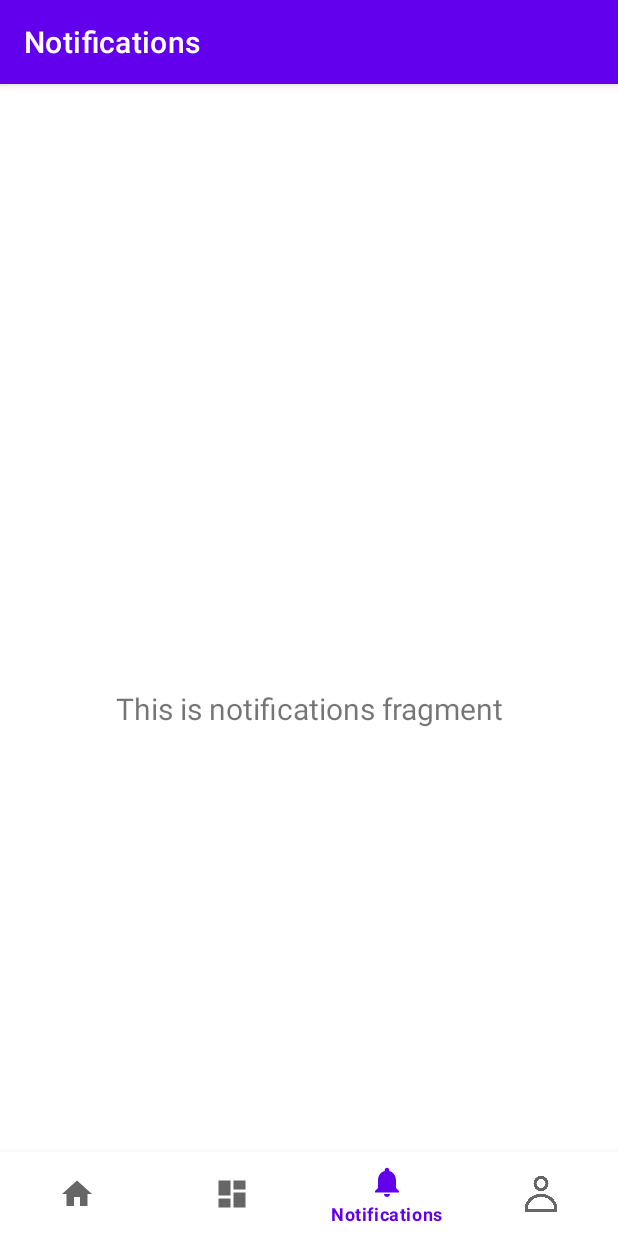
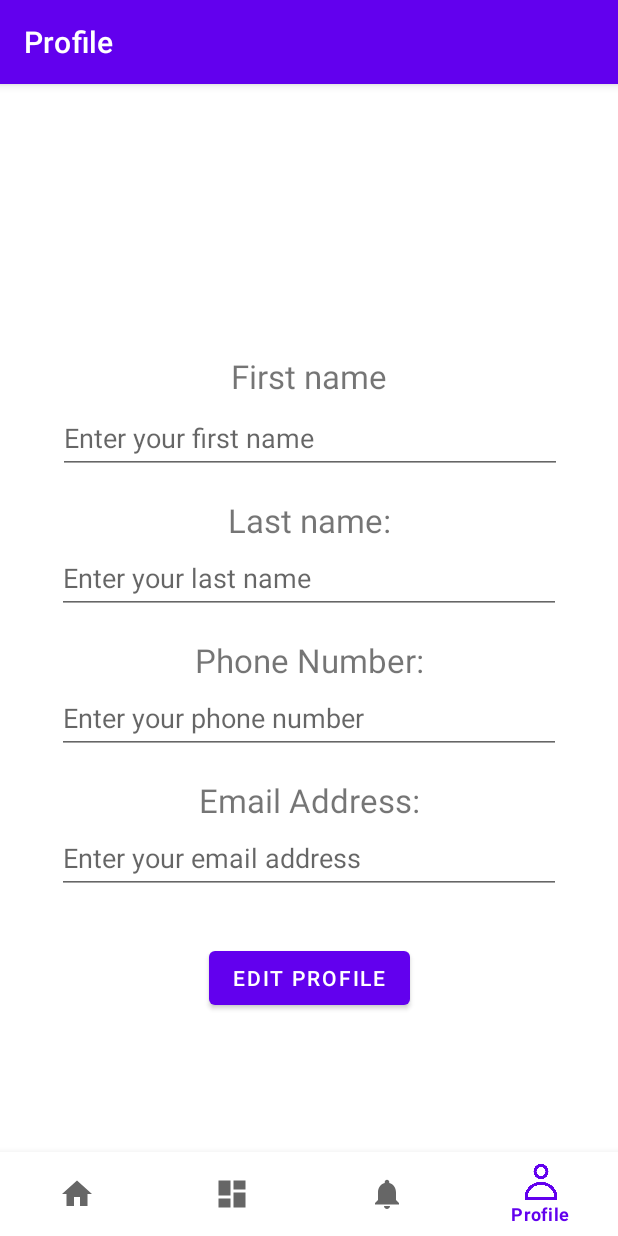
Before and after one commit to CMPUT301F24potato0/potato0-project, an Android app: the screen it shows after launch (MainActivity), item 4 of the bottom bar chosen, on a phone screen of 412 x 824 dp. Run offline under Robolectric (Android 15) with nearby library versions, the phone set to English and light mode, and no system bars; our stand-ins replace Firebase (no records; nobody signed in at launch, a user with empty details on screens opened directly), navigation-ui.

Commit message:
Added navigation between pages

```diff
--- /dev/null
+++ b/app/src/main/java/com/example/eventlottery/AndroidID.java
@@ -0,0 +1,15 @@
+package com.example.eventlottery;
+
+import android.content.Context;
+import android.provider.Settings;
+
+public class AndroidID {
+    public static final String ANDROID_ID_KEY = "android_id";
+    private static String androidID = "";
+    public String getAndroidId(Context context) {
+        if (androidID.isEmpty()) {
+            androidID = Settings.Secure.getString(context.getContentResolver(), Settings.Secure.ANDROID_ID);
+        }
+        return androidID;
+    }
+}
--- a/app/src/main/java/com/example/eventlottery/MainActivity.java
+++ b/app/src/main/java/com/example/eventlottery/MainActivity.java
@@ -1,14 +1,9 @@
 package com.example.eventlottery;
 
-import android.graphics.Bitmap;
-import android.graphics.BitmapFactory;
 import android.os.Bundle;
 
-import com.google.android.gms.tasks.OnSuccessListener;
 import com.google.android.material.bottomnavigation.BottomNavigationView;
 
-import androidx.annotation.NonNull;
-import androidx.annotation.Nullable;
 import androidx.appcompat.app.AppCompatActivity;
 import androidx.navigation.NavController;
 import androidx.navigation.Navigation;
@@ -19,22 +14,8 @@ import com.example.eventlottery.databinding.ActivityMainBinding;
 import com.google.firebase.firestore.CollectionReference;
 import com.google.firebase.firestore.FirebaseFirestore;
 
-import java.io.ByteArrayOutputStream;
-import java.io.File;
-import java.io.FileInputStream;
-import java.io.FileNotFoundException;
-import java.io.IOException;
-import java.io.InputStream;
 import java.util.ArrayList;
-import java.util.Collection;
 import java.util.HashMap;
-import java.util.Iterator;
-import java.util.Set;
-
-import android.provider.Settings;
-import android.util.Base64;
-import android.util.Log;
-import android.os.FileUtils;
 
 
 public class MainActivity extends AppCompatActivity {
@@ -59,36 +40,19 @@ public class MainActivity extends AppCompatActivity {
         // Passing each menu ID as a set of Ids because each
         // menu should be considered as top level destinations.
         AppBarConfiguration appBarConfiguration = new AppBarConfiguration.Builder(
-                R.id.navigation_home, R.id.navigation_dashboard, R.id.navigation_notifications)
+                R.id.navigation_home, R.id.navigation_dashboard, R.id.navigation_notifications, R.id.navigation_profile)
                 .build();
         NavController navController = Navigation.findNavController(this, R.id.nav_host_fragment_activity_main);
         NavigationUI.setupActionBarWithNavController(this, navController, appBarConfiguration);
         NavigationUI.setupWithNavController(binding.navView, navController);
-        androidID = getAndroidID();
+
+        androidID = new AndroidID().getAndroidId(this);
 
         db = FirebaseFirestore.getInstance();
         userRef = db.collection("users");
         photosRef = db.collection("photos");
 
 
-        // This was taken from https://firebase.google.com/docs/firestore/manage-data/add-data#data_types October 18 2024
-        HashMap<String, Object> user_data = new HashMap<>();
-        user_data.put("android_id", androidID);
-        user_data.put("f_name", "Chirayu");
-        user_data.put("l_name", "Shah");
-        user_data.put("email", "cshah1@ualberta.ca");
-        user_data.put("isAdmin", true);
 
-        userRef.document("admin_1").set(user_data).addOnSuccessListener(new OnSuccessListener<Void>() {
-            @Override
-            public void onSuccess(Void unused) {
-                Log.d("Firestore", "Document successfully written");
-            }
-        });
-    }
-    // The following function is from:
-    private String getAndroidID(){
-        // https://www.geeksforgeeks.org/how-to-fetch-device-id-in-android-programmatically/
-        return Settings.Secure.getString(getContentResolver(), Settings.Secure.ANDROID_ID);
     }
 }
--- a/app/src/main/java/com/example/eventlottery/ui/profilepage/ProfilePage.java
+++ b/app/src/main/java/com/example/eventlottery/ui/profilepage/ProfilePage.java
@@ -16,26 +16,42 @@ import android.widget.TextView;
 import com.example.eventlottery.R;
 import com.example.eventlottery.databinding.FragmentProfilePageBinding;
 
+import com.google.firebase.firestore.CollectionReference;
+import com.google.firebase.firestore.FirebaseFirestore;
+
+import android.widget.Button;
+
 public class ProfilePage extends Fragment {
 
     private ProfilePageViewModel mViewModel;
 
     private FragmentProfilePageBinding binding;
 
+    private FirebaseFirestore db;
+
+    private Button saveButton;
+
     public static ProfilePage newInstance() {
         return new ProfilePage();
     }
+
 
     @Override
     public View onCreateView(@NonNull LayoutInflater inflater, @Nullable ViewGroup container,
                              @Nullable Bundle savedInstanceState) {
 
+        db = FirebaseFirestore.getInstance();
+
+        CollectionReference userRef = db.collection("users");
 
         binding = FragmentProfilePageBinding.inflate(inflater, container, false);
         View root = binding.getRoot();
 
         final TextView textView = binding.fNameTextView;
-        mViewModel.getText().observe(getViewLifecycleOwner(), textView::setText);
+
+        mViewModel = new ViewModelProvider(this).get(ProfilePageViewModel.class);
+        // TODO: Use the ViewModel
+
         return inflater.inflate(R.layout.fragment_profile_page, container, false);
     }
 
@@ -57,3 +73,20 @@ public class ProfilePage extends Fragment {
         binding = null;
     }
 }
+
+/*
+// This was taken from https://firebase.google.com/docs/firestore/manage-data/add-data#data_types October 18 2024
+        HashMap<String, Object> user_data = new HashMap<>();
+        user_data.put("android_id", androidID);
+        user_data.put("f_name", "Chirayu");
+        user_data.put("l_name", "Shah");
+        user_data.put("email", "cshah1@ualberta.ca");
+        user_data.put("isAdmin", true);
+
+        userRef.document("admin_1").set(user_data).addOnSuccessListener(new OnSuccessListener<Void>() {
+            @Override
+            public void onSuccess(Void unused) {
+                Log.d("Firestore", "Document successfully written");
+            }
+        });
+ */
--- a/app/src/main/res/layout/fragment_profile_page.xml
+++ b/app/src/main/res/layout/fragment_profile_page.xml
@@ -13,56 +13,74 @@
         android:id="@+id/fNameTextView"
         android:layout_width="wrap_content"
         android:layout_height="wrap_content"
+        android:layout_marginTop="124dp"
         android:text="@string/profile_page_first_name"
         android:textSize="22dp"
-        app:layout_constraintBottom_toTopOf="@+id/fNameEditText"
-        tools:layout_editor_absoluteX="20dp" />
-
-    <!-- Last Name -->
+        app:layout_constraintEnd_toEndOf="parent"
+        app:layout_constraintStart_toStartOf="parent"
+        app:layout_constraintTop_toTopOf="parent"
+        tools:ignore="MissingConstraints" />
 
     <EditText
         android:id="@+id/fNameEditText"
+        android:layout_width="336dp"
         android:layout_height="wrap_content"
-        android:layout_marginTop="240dp"
+        android:layout_marginTop="156dp"
         android:hint="Enter your first name"
         android:inputType="text"
+        android:minHeight="48dp"
+        app:layout_constraintEnd_toEndOf="parent"
+        app:layout_constraintHorizontal_bias="0.506"
         app:layout_constraintStart_toStartOf="parent"
-        app:layout_constraintTop_toTopOf="parent"/>
+        app:layout_constraintTop_toTopOf="parent" />
+
+    <!-- Last Name -->
 
     <TextView
         android:id="@+id/lNameTextView"
         android:layout_width="wrap_content"
         android:layout_height="wrap_content"
-        android:layout_marginTop="32dp"
+        android:layout_marginTop="16dp"
         android:text="@string/profile_page_last_name"
         android:textSize="22dp"
+        app:layout_constraintEnd_toEndOf="parent"
+        app:layout_constraintStart_toStartOf="parent"
         app:layout_constraintTop_toBottomOf="@+id/fNameEditText"
-        tools:layout_editor_absoluteX="20dp" />
+        tools:ignore="MissingConstraints" />
 
     <EditText
         android:id="@+id/lNameEditText"
+        android:layout_width="336dp"
         android:layout_height="wrap_content"
         android:hint="Enter your last name"
         android:inputType="text"
+        android:minHeight="48dp"
+        app:layout_constraintEnd_toEndOf="parent"
         app:layout_constraintStart_toStartOf="parent"
         app:layout_constraintTop_toBottomOf="@+id/lNameTextView" />
 
     <!-- Phone Number -->
+
     <TextView
         android:id="@+id/phoneTextView"
         android:layout_width="wrap_content"
         android:layout_height="wrap_content"
-        android:layout_marginTop="32dp"
+        android:layout_marginTop="16dp"
         android:text="@string/profile_page_phone_number"
         android:textSize="22dp"
+        app:layout_constraintEnd_toEndOf="parent"
+        app:layout_constraintStart_toStartOf="parent"
         app:layout_constraintTop_toBottomOf="@+id/lNameEditText"
-        tools:layout_editor_absoluteX="20dp" />
+        tools:ignore="MissingConstraints" />
 
     <EditText
         android:id="@+id/phoneEditText"
+        android:layout_width="336dp"
         android:layout_height="wrap_content"
         android:hint="Enter your phone number"
         android:inputType="phone"
+        android:minHeight="48dp"
+        app:layout_constraintEnd_toEndOf="parent"
         app:layout_constraintStart_toStartOf="parent"
         app:layout_constraintTop_toBottomOf="@+id/phoneTextView" />
 
@@ -72,33 +90,25 @@
         android:id="@+id/emailTextView"
         android:layout_width="wrap_content"
         android:layout_height="wrap_content"
-        android:layout_marginTop="32dp"
+        android:layout_marginTop="16dp"
         android:text="@string/profile_page_email"
         android:textSize="22dp"
+        app:layout_constraintEnd_toEndOf="parent"
+        app:layout_constraintStart_toStartOf="parent"
         app:layout_constraintTop_toBottomOf="@+id/phoneEditText"
-        tools:layout_editor_absoluteX="20dp" />
+        tools:ignore="MissingConstraints" />
 
     <EditText
         android:id="@+id/emailEditText"
+        android:layout_width="336dp"
         android:layout_height="wrap_content"
         android:hint="Enter your email address"
         android:inputType="text"
+        android:minHeight="48dp"
+        app:layout_constraintEnd_toEndOf="parent"
         app:layout_constraintStart_toStartOf="parent"
         app:layout_constraintTop_toBottomOf="@+id/emailTextView" />
 
-    <androidx.constraintlayout.widget.Guideline
-        android:id="@+id/guideLineRight"
-        android:layout_width="wrap_content"
-        android:layout_height="wrap_content"
-        android:orientation="vertical"
-        app:layout_constraintGuide_begin="20dp" />
-
-    <androidx.constraintlayout.widget.Guideline
-        android:id="@+id/guideLineLeft"
-        android:layout_width="wrap_content"
-        android:layout_height="wrap_content"
-        android:orientation="vertical"
-        app:layout_constraintGuide_end="20dp" />
 
     <Button
         android:id="@+id/saveProfileBtn"
@@ -106,15 +116,23 @@
         android:layout_height="wrap_content"
         android:layout_marginTop="32dp"
         android:text="Edit Profile"
-        app:layout_constraintTop_toBottomOf="@+id/emailEditText" />
+        app:layout_constraintBottom_toBottomOf="parent"
+        app:layout_constraintEnd_toEndOf="parent"
+        app:layout_constraintStart_toStartOf="parent"
+        app:layout_constraintTop_toBottomOf="@+id/emailEditText"
+        app:layout_constraintVertical_bias="0.0"
+        tools:ignore="MissingConstraints" />
 
     <ImageView
         android:id="@+id/profilePicture"
-        android:layout_width="wrap_content"
-        android:layout_height="wrap_content"
+        android:layout_width="87dp"
+        android:layout_height="81dp"
         app:layout_constraintBottom_toTopOf="@+id/fNameTextView"
-
+        app:layout_constraintEnd_toEndOf="parent"
+        app:layout_constraintStart_toStartOf="parent"
         app:layout_constraintTop_toTopOf="parent"
+        app:layout_constraintVertical_bias="0.697"
+        tools:ignore="MissingConstraints"
         tools:src="@tools:sample/avatars" />
 
 </androidx.constraintlayout.widget.ConstraintLayout>
--- a/app/src/main/res/navigation/mobile_navigation.xml
+++ b/app/src/main/res/navigation/mobile_navigation.xml
@@ -22,4 +22,9 @@
         android:name="com.example.eventlottery.ui.notifications.NotificationsFragment"
         android:label="@string/title_notifications"
         tools:layout="@layout/fragment_notifications" />
+    <fragment
+        android:id="@+id/navigation_profile"
+        android:name="com.example.eventlottery.ui.profilepage.ProfilePage"
+        android:label="@string/title_profile"
+        tools:layout="@layout/fragment_profile_page" />
 </navigation>
```
